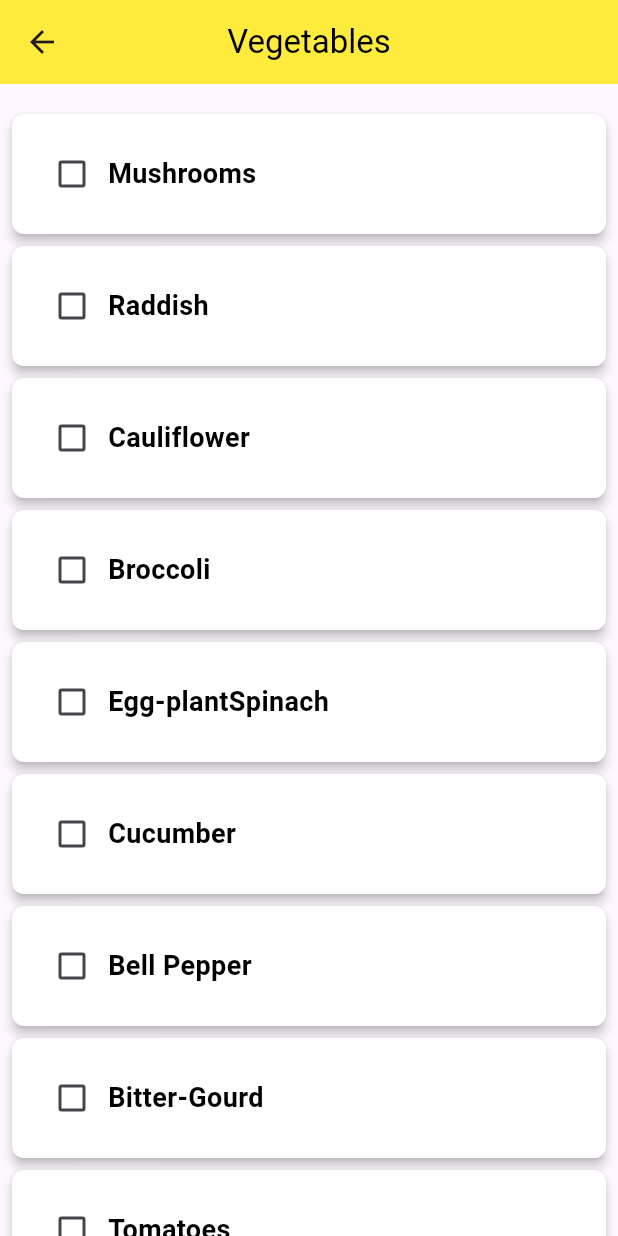
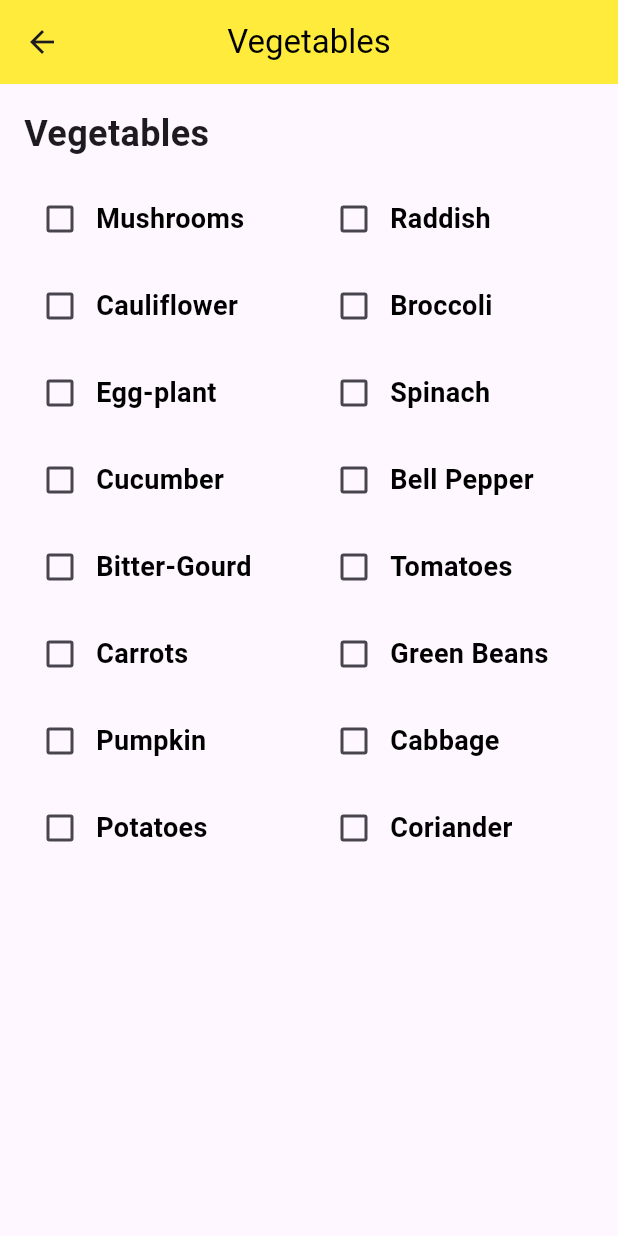
Before and after one commit to AbdhalRiyas/SriCuisine, a Flutter app: the VegetableIngredientsScreen screen opened directly, on a phone screen of 412 x 824 dp. Run offline on Flutter 3.47's test engine with Material 3 defaults, Android fonts, the phone set to English and light mode, and no system bars; our stand-ins replace google_nav_bar, iconsax; Roboto replaces fonts that are missing (Times New Roman).

Commit message:
changed the ingredients in the list

```diff
--- a/frontend/lib/pages.dart/VegetableIngredientsScreen.dart
+++ b/frontend/lib/pages.dart/VegetableIngredientsScreen.dart
@@ -14,7 +14,7 @@ class _VegetableIngredientsScreenState
     'Raddish',
     'Cauliflower',
     'Broccoli',
-    'Egg-plant'
+    'Egg-plant',
     'Spinach',
     'Cucumber',
     'Bell Pepper',
@@ -57,50 +57,33 @@ class _VegetableIngredientsScreenState
               context,
               MaterialPageRoute(
                 builder: (context) => AvailableIngredientsScreen(),
-                ));
+              ),
+            );
           },
         ),
       ),
-      body: Column(
-        crossAxisAlignment: CrossAxisAlignment.stretch,
+      body: Container(
+        padding: EdgeInsets.all(16.0),
+        child: Column(
+          crossAxisAlignment: CrossAxisAlignment.start,
           children: [
-          if (_selectedVegetables.isNotEmpty)
-            Container(
-              padding: const EdgeInsets.all(8),
-              color: Colors.blue.withOpacity(0.2),
-              child: Text(
-                'Selected Vegetables: ${_selectedVegetables.join(",")}',
-                style: const TextStyle(
-                  color: Colors.blue,
+            Text(
+              'Vegetables',
+              style: TextStyle(
+                fontSize: 24,
                 fontWeight: FontWeight.bold,
               ),
             ),
-            ),
-          const SizedBox(height: 16),
-          Expanded(
-            child: ListView.builder(
-              itemCount: _vegetables.length,
-              itemBuilder: (context, index) {
-                final vegetable = _vegetables[index];
+            SizedBox(height: 16),
+            Wrap(
+              alignment: WrapAlignment.start,
+              spacing: 20.0,
+              runSpacing: 10.0,
+              children: _vegetables.map((vegetable) {
                 final isSelected = _selectedVegetables.contains(vegetable);
-                return InkWell(
-                  onTap: () {
-                    _onVegetablesSelected(vegetable);
-                  },
-                  child: Card(
-                    color: isSelected
-                        ? const Color.fromARGB(174, 255, 255, 255)
-                        : Colors.white,
-                    elevation: 3,
-                    shape: RoundedRectangleBorder(
-                      borderRadius: BorderRadius.circular(8.0),
-                    ),
-                    margin: const EdgeInsets.symmetric(
-                      vertical: 4.0,
-                      horizontal: 8.0,
-                    ),
-                    child: Padding(
-                      padding: const EdgeInsets.all(16.0),
+                return SizedBox(
+                  width: MediaQuery.of(context).size.width / 2 -
+                      30, // Adjust width as needed
                   child: Row(
                     children: [
                       Checkbox(
@@ -120,13 +103,11 @@ class _VegetableIngredientsScreenState
                       ),
                     ],
                   ),
-                    ),
-                  ),
                 );
-              },
-            ),
+              }).toList(),
             ),
           ],
+        ),
       ),
     );
   }
```
Also changed, not shown: frontend/lib/pages.dart/StaplesIngredientsScreen.dart (+56 -31 lines). Lines whose indentation alone changed are shown as unchanged.
